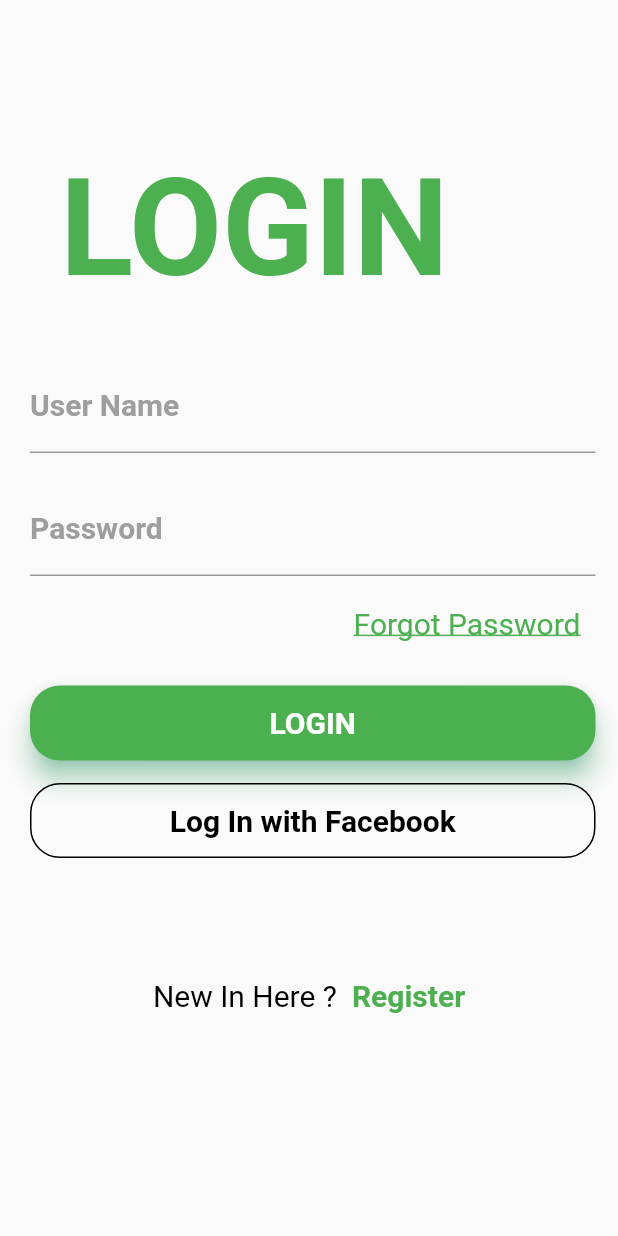
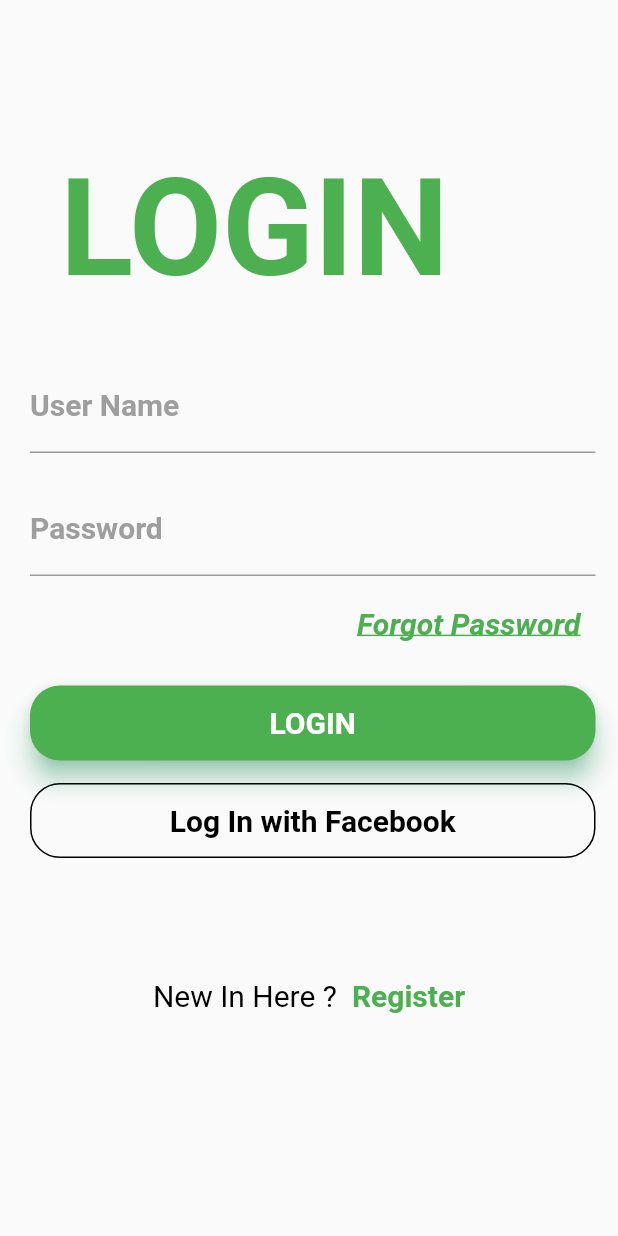
Before and after one commit to makindejamiu/login-form, a Flutter app: the screen it shows after launch, on a phone screen of 412 x 824 dp. Run offline on Flutter 3.47's test engine with Material 2 defaults, Android fonts, the phone set to English and light mode, and no system bars.

Commit message:
logIn 96% complete

```diff
--- a/lib/main.dart
+++ b/lib/main.dart
@@ -1,6 +1,8 @@
 import 'package:flutter/material.dart';
+import 'package:pagesample/forget_password.dart';
 import 'Register.dart';
 import 'home_message.dart';
+import 'forget_password.dart';
 
 void main() {
   runApp(MyApp());
@@ -17,7 +19,8 @@ class MyApp extends StatelessWidget {
       ),
       routes: <String, WidgetBuilder>{
         '\register': (BuildContext context) => Register(),
-        '\home_message': (BuildContext context) => Home()
+        '\home_message': (BuildContext context) => Home(),
+        '\forgot_password': (BuildContext context) => Forgot()
       },
       home: logIn(),
     );
@@ -30,9 +33,14 @@ class logIn extends StatefulWidget {
 }
 
 class _logInState extends State<logIn> {
+  GlobalKey<FormState> _formkey = GlobalKey<FormState>();
+  String _username;
+  String _password;
+
   @override
   Widget build(BuildContext context) {
     return Scaffold(
+      resizeToAvoidBottomPadding: false,
       body: Column(
           crossAxisAlignment: CrossAxisAlignment.start,
           children: <Widget>[
@@ -51,6 +59,8 @@ class _logInState extends State<logIn> {
               child: Column(
                 children: <Widget>[
                   TextField(
+                    onChanged: (c) => c.isEmpty ? 'Password is required' : null,
+                   // onSaved: (s) => _username = s,
                     decoration: InputDecoration(
                         labelText: 'User Name',
                         labelStyle: TextStyle(
@@ -62,6 +72,8 @@ class _logInState extends State<logIn> {
                   ),
                   SizedBox(height: 20.0),
                   TextField(
+                    onChanged: (c) => c.isEmpty ? 'Password is required' : null,
+                   // onSaved: (s) => _password = s,
                     decoration: InputDecoration(
                         labelText: 'Password',
                         labelStyle: TextStyle(
@@ -77,11 +89,16 @@ class _logInState extends State<logIn> {
                       alignment: Alignment(1.0, 0.0),
                       padding: EdgeInsets.only(top: 15.0, right: 10.0),
                       child: InkWell(
+                        onTap: () {
+                          Navigator.of(context).pushNamed('\forgot_password');
+                        },
                         child: Text(
                           'Forgot Password',
                           style: TextStyle(
                               color: Colors.green,
                               fontSize: 20.0,
+                              fontWeight: FontWeight.bold,
+                              fontStyle: FontStyle.italic,
                               decoration: TextDecoration.underline),
                         ),
                       )),
```
Also changed, not shown: lib/forget_password.dart (added, +15 -0 lines).
